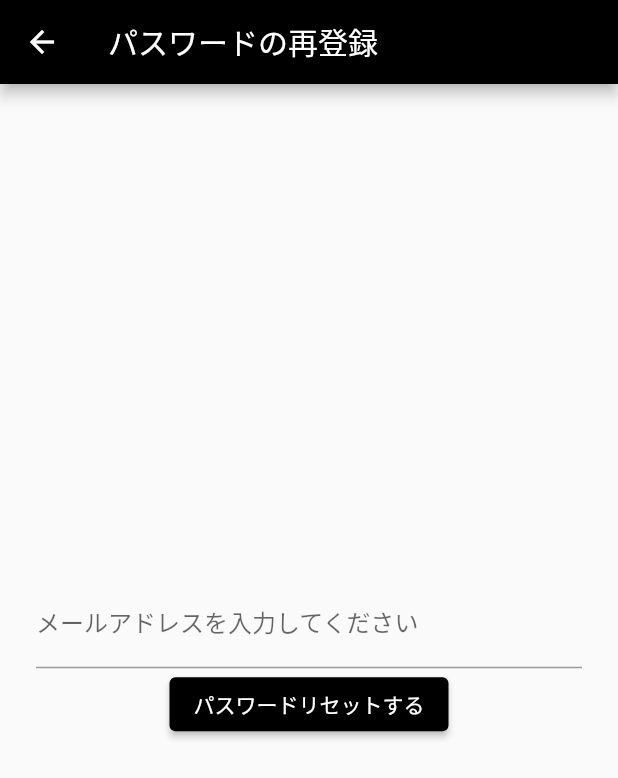
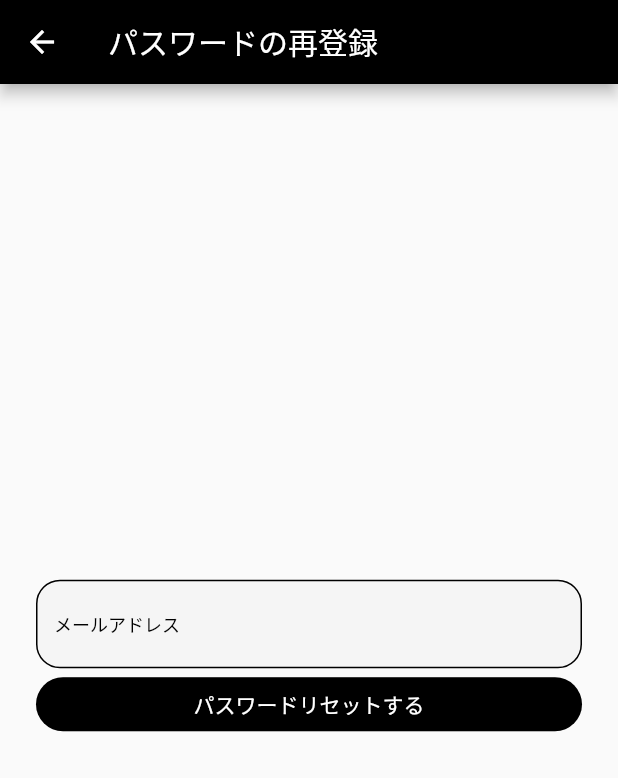
Before and after one commit to Ry8Sg2i/counter_offer, a Flutter app: the FargotPassword screen opened by its route, on a phone screen of 412 x 824 dp. Shown: the top 778 px of the screen. Run offline on Flutter 3.47's test engine with Material 2 defaults, Android fonts, the phone set to English and light mode, and no system bars; our stand-ins replace cloud_firestore, firebase_auth, firebase_core, flutter_riverpod, freezed_annotation, go_router and 1 more; accounts and stored records are empty; generated files the repository leaves out were written again.

Commit message:
design変更

```diff
--- a/lib/auth/fargot_password.dart
+++ b/lib/auth/fargot_password.dart
@@ -24,15 +24,34 @@ class FargotPassword extends ConsumerWidget {
             children: <Widget>[
               // メールアドレス入力用テキストフィールド
               TextFormField(
-                decoration:
-                    const InputDecoration(labelText: 'メールアドレスを入力してください'),
+                decoration: InputDecoration(
+                  hintText: 'メールアドレス',
+                  hintStyle: const TextStyle(fontSize: 12, color: Colors.black),
+                  fillColor: Colors.grey[100],
+                  filled: true,
+                  focusedBorder: OutlineInputBorder(
+                    borderRadius: BorderRadius.circular(16),
+                    borderSide: const BorderSide(
+                      color: Colors.grey,
+                      width: 2.0,
+                    ),
+                  ),
+                  enabledBorder: OutlineInputBorder(
+                    borderRadius: BorderRadius.circular(16),
+                    borderSide: const BorderSide(
+                      color: Colors.black,
+                      width: 1.0,
+                    ),
+                  ),
+                ),
                 onChanged: (String value) {
                     email = value;
                 },
               ),
               // パスワードリセットボタン
-              ElevatedButton(
-                  child: const Text('パスワードリセットする'),
+              SizedBox(
+                width: double.infinity,
+                child: OutlinedButton(
                   onPressed: () async {
                     try {
                       await FirebaseAuth.instance
@@ -43,7 +62,30 @@ class FargotPassword extends ConsumerWidget {
                       // ignore: avoid_print
                       print(e);
                     }
-                  }),
+                  },
+                  style: OutlinedButton.styleFrom(
+                    backgroundColor: Colors.black,
+                    shape: const StadiumBorder(),
+                  ),
+                  child: const Text(
+                    'パスワードリセットする',
+                    style: TextStyle(color: Colors.white),
+                  ),
+                ),
+              ),
+              // TextButton(
+              //     child: const Text('パスワードリセットする'),
+              //     onPressed: () async {
+              //       try {
+              //         await FirebaseAuth.instance
+              //             .sendPasswordResetEmail(email: email);
+              //         // ignore: avoid_print
+              //         print("パスワードリセット用のメールを送信しました");
+              //       } catch (e) {
+              //         // ignore: avoid_print
+              //         print(e);
+              //       }
+              //     }),
             ],
           ),
         ),
```
